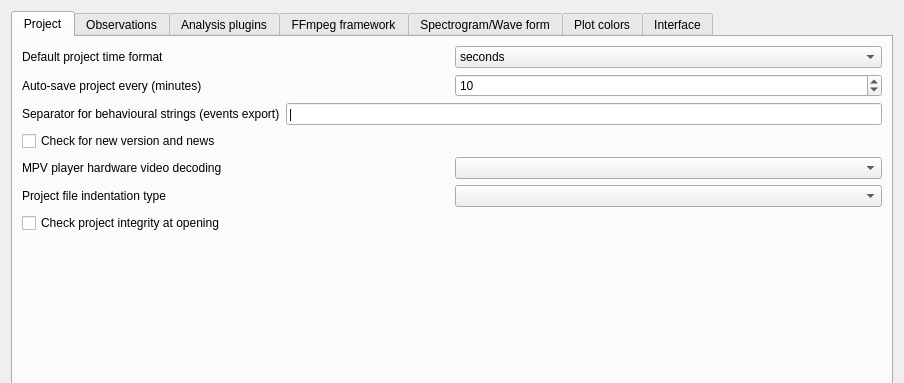
Above: boris/preferences.ui from olivierfriard/BORIS before the change; both pictures show x 0 to 904 and y 0 to 383 of the 904 by 554 pixel window. Below: the same form after it.
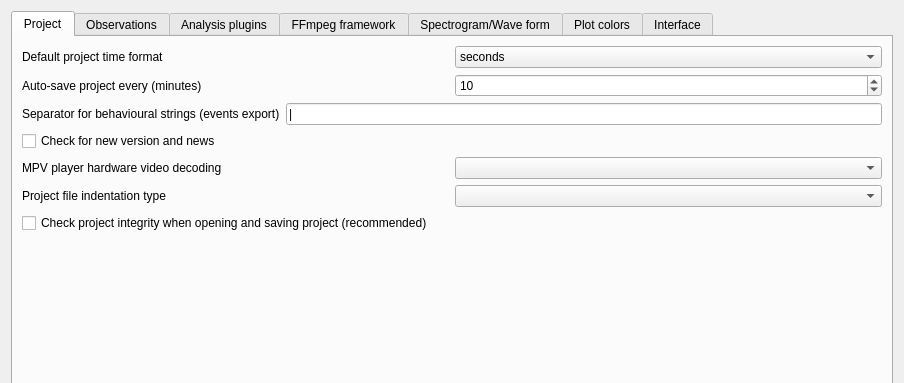
That is the form after the change.

Patch:
```diff
--- a/boris/preferences.ui
+++ b/boris/preferences.ui
@@ -137,7 +137,7 @@
          <item>
           <widget class="QCheckBox" name="cb_check_integrity_at_opening">
            <property name="text">
-            <string>Check project integrity at opening</string>
+            <string>Check project integrity when opening and saving project (recommended)</string>
            </property>
           </widget>
          </item>
```
